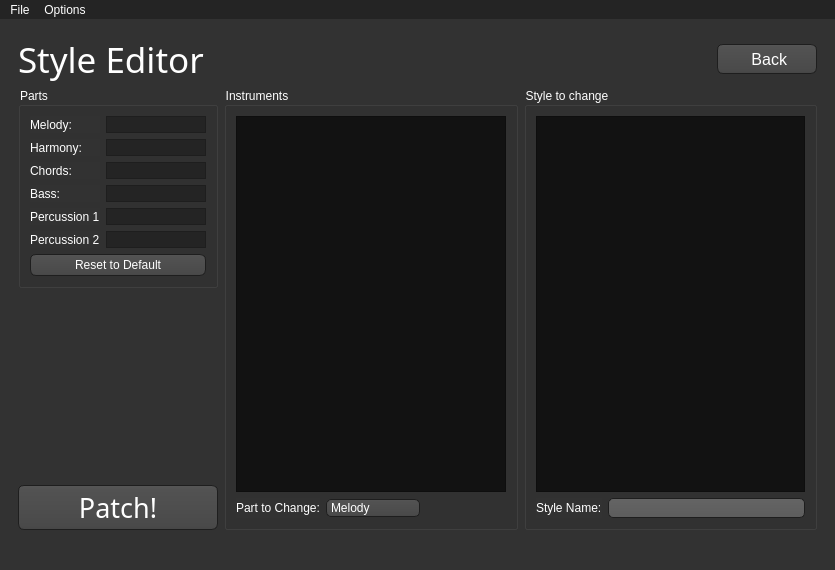
The window that WiiMusicPlus.ui (BenjaminHalko/WiiMusicEditorPlus) describes before a commit, drawn with Qt 5.
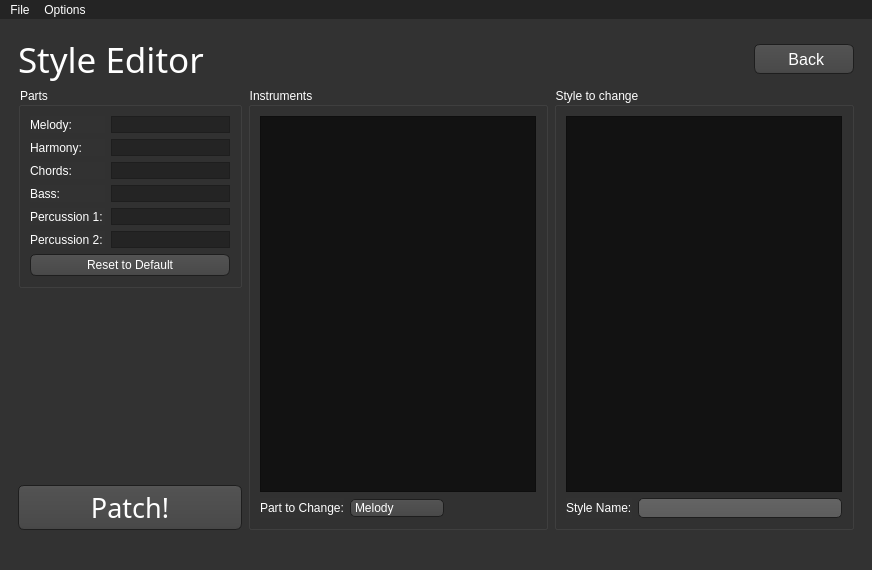
The same window after the commit. The open tabs and pages were chosen to show the change. Icons and pictures are not drawn.

Patch:
```diff
--- a/WiiMusicPlus.ui
+++ b/WiiMusicPlus.ui
@@ -6,7 +6,7 @@
    <rect>
     <x>0</x>
     <y>0</y>
-    <width>814</width>
+    <width>872</width>
     <height>570</height>
    </rect>
   </property>
@@ -2175,7 +2175,7 @@
                   <widget class="QLabel" name="StE_Part_Melody_Label">
                    <property name="maximumSize">
                     <size>
-                     <width>70</width>
+                     <width>75</width>
                      <height>16777215</height>
                     </size>
                    </property>
@@ -2219,7 +2219,7 @@
                    </property>
                    <property name="maximumSize">
                     <size>
-                     <width>70</width>
+                     <width>75</width>
                      <height>16777215</height>
                     </size>
                    </property>
@@ -2263,7 +2263,7 @@
                    </property>
                    <property name="maximumSize">
                     <size>
-                     <width>70</width>
+                     <width>75</width>
                      <height>16777215</height>
                     </size>
                    </property>
@@ -2307,7 +2307,7 @@
                    </property>
                    <property name="maximumSize">
                     <size>
-                     <width>70</width>
+                     <width>75</width>
                      <height>16777215</height>
                     </size>
                    </property>
@@ -2351,7 +2351,7 @@
                    </property>
                    <property name="maximumSize">
                     <size>
-                     <width>70</width>
+                     <width>75</width>
                      <height>16777215</height>
                     </size>
                    </property>
@@ -2395,7 +2395,7 @@
                    </property>
                    <property name="maximumSize">
                     <size>
-                     <width>70</width>
+                     <width>75</width>
                      <height>16777215</height>
                     </size>
                    </property>
@@ -2791,7 +2791,7 @@
     <rect>
      <x>0</x>
      <y>0</y>
-     <width>814</width>
+     <width>872</width>
      <height>22</height>
     </rect>
    </property>
```
Left out of the diff: 2 changed lines with no effect on the pictures.
